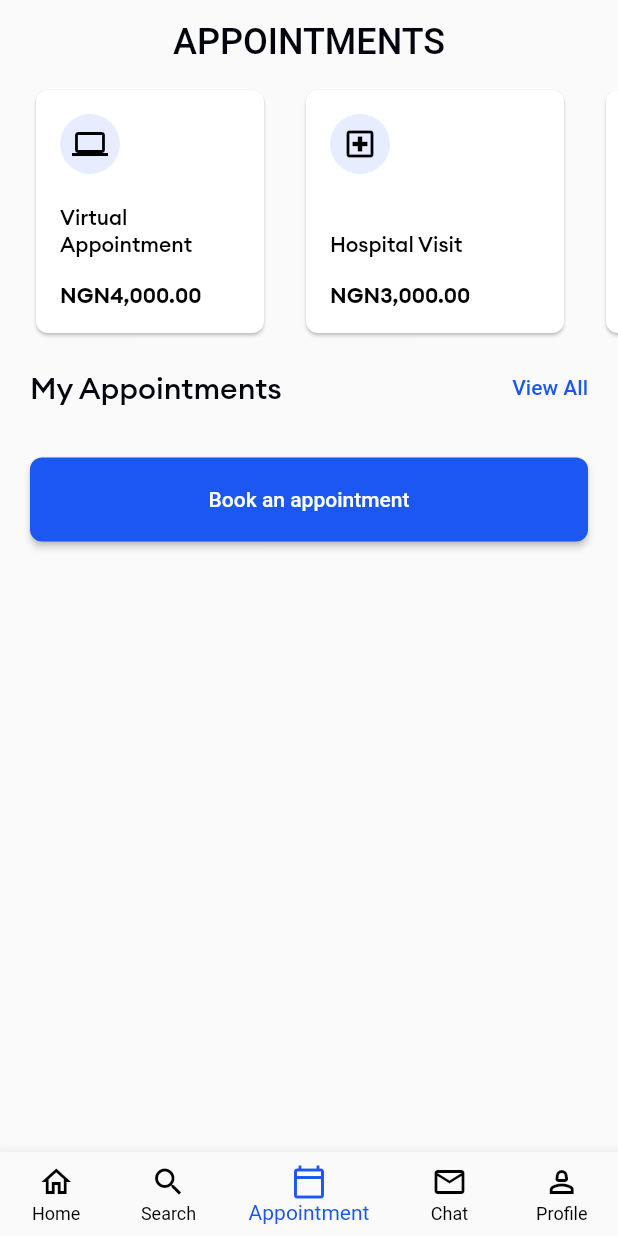
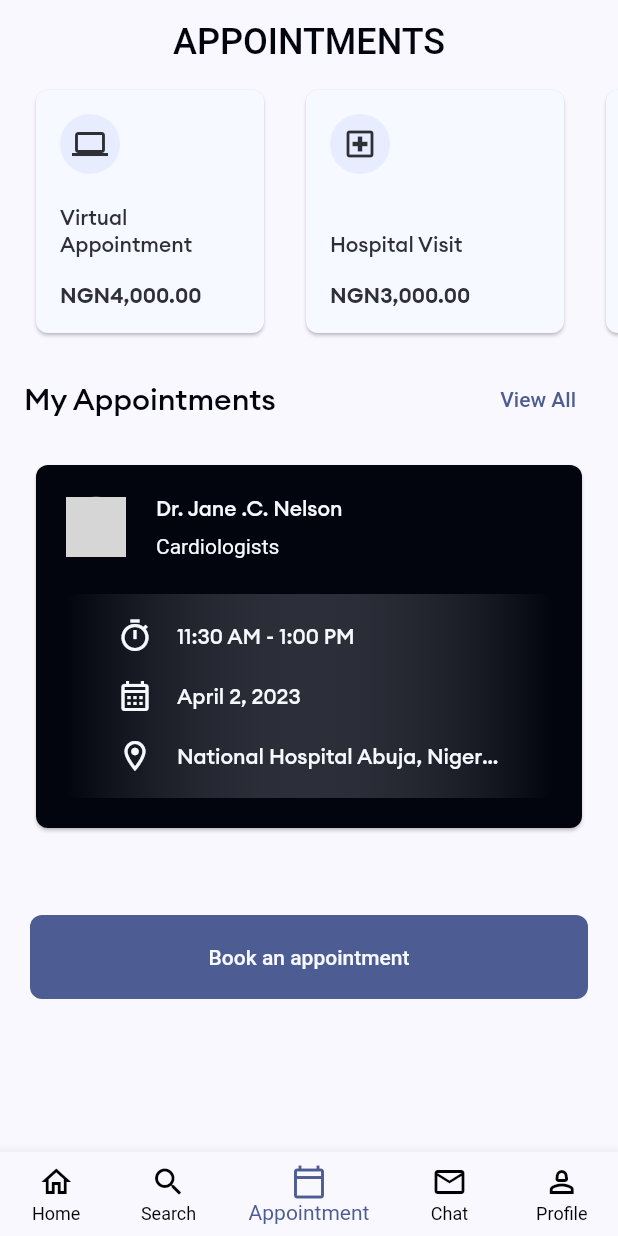
Before and after one commit to logickoder/hospital-app-link-up-ui, a Flutter app: the screen it shows after launch, item 3 of the bottom bar chosen, on a phone screen of 412 x 824 dp. Run offline on Flutter 3.47's test engine with Material 2 defaults, Android fonts, the phone set to English and light mode, and no system bars; drawn by our look-alikes of cached_network_image; our stand-ins replace flutter_riverpod, flutter_svg, font_awesome_flutter; network calls fail; grey boxes are pictures that could not be loaded.

Commit message:
feat: finished appointments_screen.dart

```diff
--- /dev/null
+++ b/lib/appointment/appointment_item.dart
@@ -0,0 +1,147 @@
+import 'package:cached_network_image/cached_network_image.dart';
+import 'package:flutter/material.dart';
+import 'package:intl/intl.dart';
+
+import '../common/data/models/appointment.dart';
+import '../common/data/models/doctor.dart';
+import '../common/data/models/hospital.dart';
+import '../common/resources.dart';
+
+class AppointmentItem extends StatelessWidget {
+  const AppointmentItem(this.appointment, {Key? key}) : super(key: key);
+
+  final Appointment appointment;
+
+  @override
+  Widget build(BuildContext context) {
+    final theme = Theme.of(context);
+    final doctor = testDoctors[appointment.doctorId];
+    return Card(
+      color: theme.textTheme.bodyMedium?.color,
+      shape: RoundedRectangleBorder(
+        borderRadius: BorderRadius.circular(
+          AppPadding.small,
+        ),
+      ),
+      child: Padding(
+        padding: const EdgeInsets.all(AppPadding.normal),
+        child: Column(
+          crossAxisAlignment: CrossAxisAlignment.start,
+          mainAxisSize: MainAxisSize.min,
+          children: [
+            Row(
+              crossAxisAlignment: CrossAxisAlignment.center,
+              children: [
+                ClipOval(
+                  child: CachedNetworkImage(
+                    imageUrl: doctor.image,
+                    fit: BoxFit.cover,
+                    height: 40,
+                    width: 40,
+                  ),
+                ),
+                const SizedBox(width: AppPadding.normal),
+                Column(
+                  crossAxisAlignment: CrossAxisAlignment.start,
+                  children: [
+                    Text(
+                      doctor.name,
+                      style: theme.textTheme.bodyLarge?.copyWith(
+                        fontWeight: FontWeight.w500,
+                        fontFamily: AppFonts.titleFamily,
+                        color: theme.colorScheme.onPrimary,
+                      ),
+                    ),
+                    const SizedBox(height: AppPadding.small),
+                    Text(
+                      doctor.type,
+                      style: theme.textTheme.bodyMedium?.copyWith(
+                        color: theme.colorScheme.onPrimary,
+                      ),
+                    ),
+                  ],
+                ),
+              ],
+            ),
+            const SizedBox(height: AppPadding.large),
+            Container(
+              decoration: BoxDecoration(
+                gradient: LinearGradient(
+                  colors: [
+                    theme.textTheme.bodyMedium?.color ?? Colors.black,
+                    const Color(0x00A8ADBB),
+                  ],
+                  stops: const [0.0, 1.0],
+                  begin: Alignment.centerLeft,
+                  end: Alignment.centerRight,
+                ),
+                borderRadius: BorderRadius.circular(AppPadding.small),
+              ),
+              padding: const EdgeInsets.symmetric(
+                vertical: AppPadding.medium,
+                horizontal: AppPadding.extraLarge,
+              ),
+              child: _details(context),
+            )
+          ],
+        ),
+      ),
+    );
+  }
+
+  Widget _detail({
+    required IconData icon,
+    required String text,
+    required BuildContext context,
+  }) {
+    final theme = Theme.of(context);
+    return Row(
+      children: [
+        Icon(icon, color: theme.colorScheme.onPrimary),
+        const SizedBox(width: AppPadding.medium),
+        Expanded(
+          child: Text(
+            text,
+            maxLines: 1,
+            overflow: TextOverflow.ellipsis,
+            style: theme.textTheme.bodyMedium?.copyWith(
+              fontWeight: FontWeight.w500,
+              fontFamily: AppFonts.titleFamily,
+              color: theme.colorScheme.onPrimary,
+            ),
+          ),
+        ),
+      ],
+    );
+  }
+
+  Widget _details(BuildContext context) {
+    final startTime = TimeOfDay.fromDateTime(appointment.time);
+    final endTime = TimeOfDay.fromDateTime(
+      appointment.time.add(
+        appointment.duration,
+      ),
+    );
+    return Column(
+      children: [
+        _detail(
+          icon: Icons.timer_outlined,
+          text: '${startTime.format(context)} - ${endTime.format(context)}',
+          context: context,
+        ),
+        const SizedBox(height: AppPadding.medium),
+        _detail(
+          icon: Icons.calendar_month_outlined,
+          text: DateFormat.yMMMMd().format(appointment.time),
+          context: context,
+        ),
+        const SizedBox(height: AppPadding.medium),
+        _detail(
+          icon: Icons.location_on_outlined,
+          text: testHospitals[appointment.hospitalId].name,
+          context: context,
+        ),
+      ],
+    );
+  }
+}
--- a/lib/appointment/appointments_screen.dart
+++ b/lib/appointment/appointments_screen.dart
@@ -1,8 +1,10 @@
 import 'package:flutter/material.dart';
 
+import '../common/data/models/appointment.dart';
 import '../common/resources.dart';
 import '../common/widgets/button.dart';
 import '../common/widgets/top_bar.dart';
+import 'appointment_item.dart';
 import 'appointment_tile.dart';
 
 class AppointmentsScreen extends StatelessWidget {
@@ -18,15 +20,14 @@ class AppointmentsScreen extends StatelessWidget {
     final theme = Theme.of(context);
     return Scaffold(
       appBar: const TopBar(title: 'APPOINTMENTS'),
-      body: Column(
-        children: [
-          AppointmentTiles(),
-          Padding(
-            padding: const EdgeInsets.all(AppPadding.normal),
-            child: Column(
-              crossAxisAlignment: CrossAxisAlignment.start,
-              children: [
-                Row(
+      body: CustomScrollView(
+        physics: const BouncingScrollPhysics(),
+        slivers: [
+          SliverToBoxAdapter(child: AppointmentTiles()),
+          SliverToBoxAdapter(
+            child: Padding(
+              padding: const EdgeInsets.all(AppPadding.medium),
+              child: Row(
                 children: [
                   Expanded(
                     child: Text(
@@ -38,24 +39,42 @@ class AppointmentsScreen extends StatelessWidget {
                     ),
                   ),
                   const SizedBox(width: AppPadding.medium),
-                    Text(
+                  TextButton(
+                    onPressed: () {},
+                    child: Text(
                       'View All',
                       style: theme.textTheme.bodyLarge?.copyWith(
                         color: theme.colorScheme.primary,
                       ),
                     ),
+                  ),
                 ],
               ),
-                Padding(
+            ),
+          ),
+          SliverList(
+            delegate: SliverChildBuilderDelegate(
+              (context, index) => Padding(
+                padding: const EdgeInsets.only(
+                  bottom: AppPadding.normal,
+                  left: AppPadding.normal,
+                  right: AppPadding.normal,
+                ),
+                child: AppointmentItem(testAppointments[index]),
+              ),
+              childCount: testAppointments.length,
+            ),
+          ),
+          SliverToBoxAdapter(
+            child: Padding(
               padding: const EdgeInsets.symmetric(
                 vertical: AppPadding.extraLarge,
+                horizontal: AppPadding.normal,
               ),
               child: Button(
                 text: 'Book an appointment',
                 onClick: bookAppointment,
               ),
-                ),
-              ],
             ),
           ),
         ],
--- /dev/null
+++ b/lib/common/data/models/appointment.dart
@@ -0,0 +1,21 @@
+class Appointment {
+  final int doctorId, hospitalId;
+  final DateTime time;
+  final Duration duration;
+
+  Appointment({
+    required this.doctorId,
+    required this.hospitalId,
+    required this.time,
+    required this.duration,
+  });
+}
+
+final testAppointments = [
+  Appointment(
+    doctorId: 0,
+    hospitalId: 0,
+    time: DateTime.now().add(const Duration(hours: 1)),
+    duration: const Duration(hours: 1, minutes: 30),
+  ),
+];
--- a/lib/common/data/models/doctor.dart
+++ b/lib/common/data/models/doctor.dart
@@ -15,7 +15,7 @@ class Doctor {
 
 final testDoctors = [
   Doctor(
-    name: 'Dr. Jane . C . Nelson ',
+    name: 'Dr. Jane .C. Nelson ',
     hospital: 'National Hospital Abuja, Nigeria.',
     type: 'Cardiologists',
     image:
--- a/lib/common/resources.dart
+++ b/lib/common/resources.dart
@@ -1,4 +1,4 @@
-import 'dart:ui';
+
 
 class AppPadding {
   static const normal = 20.0;
@@ -15,7 +15,3 @@ class AppSizes {
 class AppFonts {
   static const titleFamily = 'Euclid';
 }
-
-class AppColors {
-  static const text = Color(0xFF02050D);
-}
--- a/lib/common/widgets/button.dart
+++ b/lib/common/widgets/button.dart
@@ -16,8 +16,8 @@ class Button extends StatelessWidget {
   Widget build(BuildContext context) {
     return SizedBox(
       width: double.infinity,
-      child: ElevatedButton(
-        style: ElevatedButton.styleFrom(
+      child: FilledButton(
+        style: FilledButton.styleFrom(
           padding: const EdgeInsets.all(AppPadding.normal),
           shape: RoundedRectangleBorder(borderRadius: BorderRadius.circular(8)),
           textStyle: Theme.of(context).textTheme.bodyLarge,
--- a/lib/hospital_detail/hospital_details_app_bar.dart
+++ b/lib/hospital_detail/hospital_details_app_bar.dart
@@ -17,6 +17,7 @@ class HospitalDetailsAppBar extends StatelessWidget {
 
   @override
   Widget build(BuildContext context) {
+    final theme = Theme.of(context);
     return SliverAppBar(
       pinned: true,
       stretch: true,
@@ -42,7 +43,7 @@ class HospitalDetailsAppBar extends StatelessWidget {
                   children: [
                     Container(
                       decoration: ShapeDecoration(
-                        color: const Color(0x91F6F9FF),
+                        color: theme.colorScheme.onPrimary.withOpacity(0.57),
                         shape: RoundedRectangleBorder(
                           borderRadius: BorderRadius.circular(8),
                         ),
@@ -54,7 +55,7 @@ class HospitalDetailsAppBar extends StatelessWidget {
                     ),
                     Container(
                       decoration: ShapeDecoration(
-                        color: const Color(0x91F6F9FF),
+                        color: theme.colorScheme.onPrimary.withOpacity(0.57),
                         shape: RoundedRectangleBorder(
                           borderRadius: BorderRadius.circular(8),
                         ),
--- a/lib/main.dart
+++ b/lib/main.dart
@@ -1,7 +1,6 @@
 import 'package:flutter/material.dart';
 import 'package:flutter_riverpod/flutter_riverpod.dart';
 
-import 'common/resources.dart';
 import 'common/routes.dart';
 
 void main() => runApp(const MyApp());
@@ -17,16 +16,23 @@ class MyApp extends StatelessWidget {
         debugShowCheckedModeBanner: false,
         theme: ThemeData(
           fontFamily: 'Helvetica',
-          colorScheme: const ColorScheme.light(
-            primary: Color(0xFF1B57F0),
+          useMaterial3: true,
+          colorScheme: ColorScheme.fromSeed(
+            seedColor: const Color(0xFF1B57F0),
+            onPrimary: const Color(0xFFF6F9FF),
           ),
-          textTheme: Theme.of(context).textTheme.apply(
-                bodyColor: AppColors.text,
-                displayColor: AppColors.text,
-              ),
+          textTheme: textTheme(context),
         ),
         routes: AppRoutes.routes,
       ),
     );
   }
+
+  TextTheme textTheme(BuildContext context) {
+    const color = Color(0xFF02050D);
+    return Theme.of(context).textTheme.apply(
+          bodyColor: color,
+          displayColor: color,
+        );
+  }
 }
```
Lines whose indentation alone changed are shown as unchanged.
